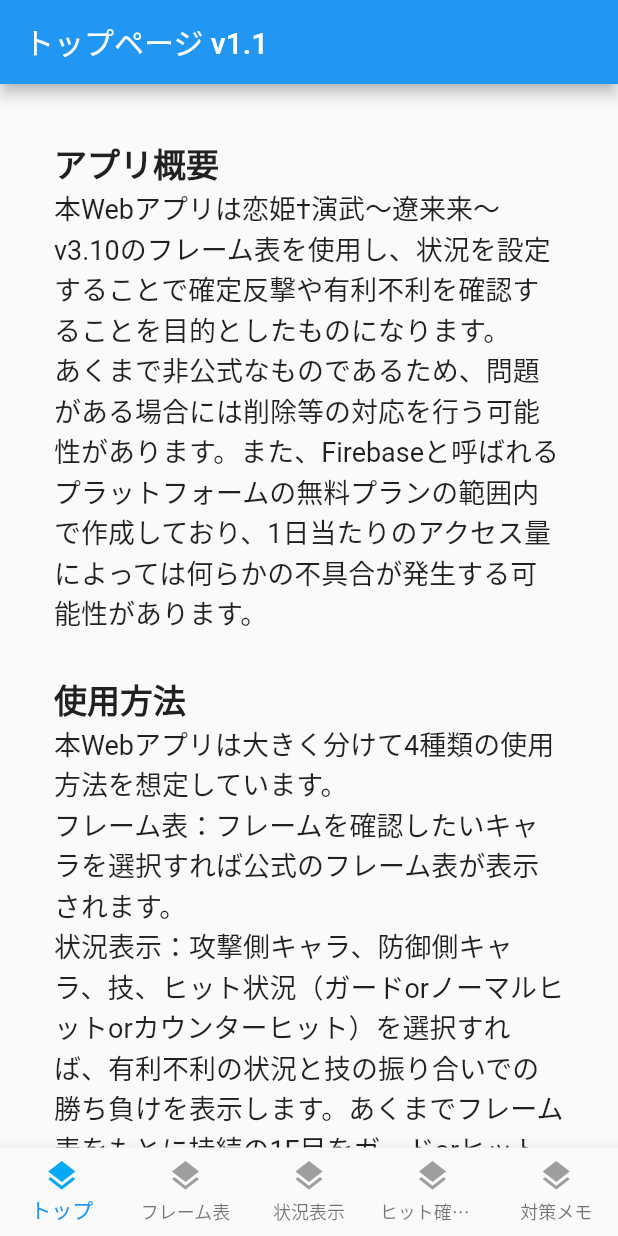
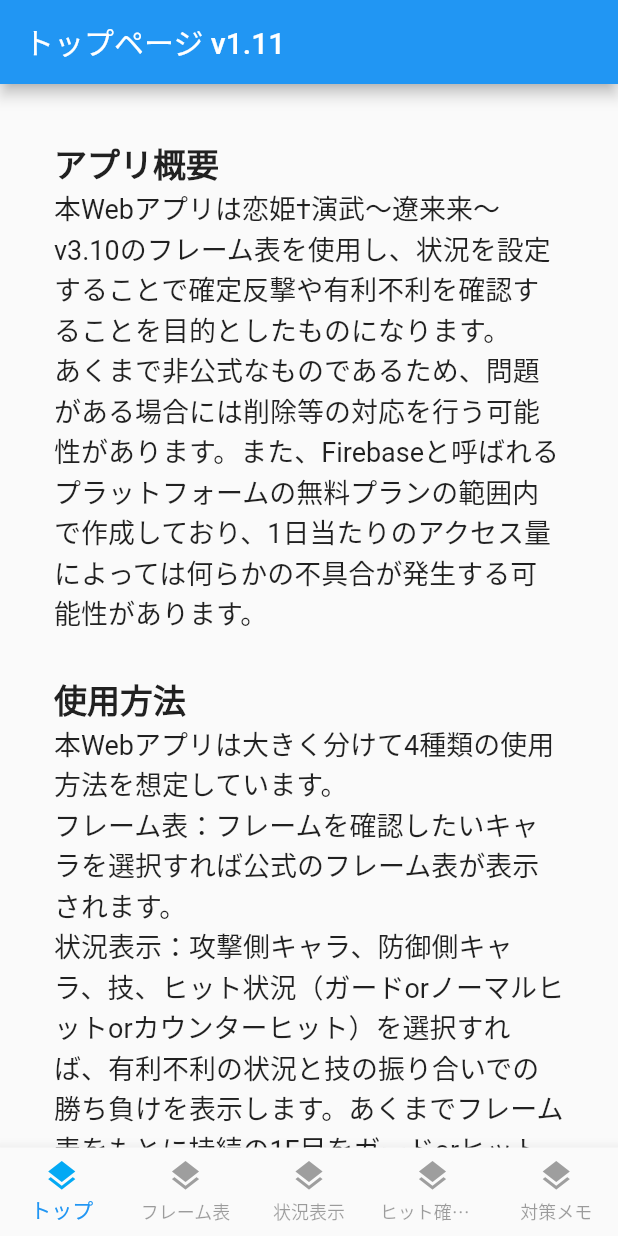
Before and after one commit to koikeya0876/KoihimeEnbuRyoRaiRaiFrameCheck, a Flutter app: the screen it shows after launch, on a phone screen of 412 x 824 dp. Run offline on Flutter 3.47's test engine with Material 2 defaults, Android fonts, the phone set to English and light mode, and no system bars; our stand-ins replace cloud_firestore; accounts and stored records are empty.

```diff
--- a/lib/pages/top_page.dart
+++ b/lib/pages/top_page.dart
@@ -7,7 +7,7 @@ class TopPage extends StatelessWidget {
     final Size size = MediaQuery.of(context).size;
     return Scaffold(
       appBar: AppBar(
-        title: Text('トップページ v1.1'),
+        title: Text('トップページ v1.11'),
       ),
       body: ListView(
         shrinkWrap: true,
--- a/lib/pages/unimplemented_page.dart
+++ b/lib/pages/unimplemented_page.dart
@@ -1,5 +1,6 @@
 import 'package:flutter/material.dart';
 
+//未実装のページの遷移を指定した場合に表示する画面
 class UnimplementedPage extends StatelessWidget {
   @override
   Widget build(BuildContext context) {
--- a/lib/utils/tab_helper.dart
+++ b/lib/utils/tab_helper.dart
@@ -1,5 +1,6 @@
 import 'package:flutter/material.dart';
 
+//画面下部に表示するタブ一覧
 enum TabItem {
   top,
   framedata,
@@ -8,6 +9,7 @@ enum TabItem {
   memo,
 }
 
+//画面下部に表示するタブの名称
 Map<TabItem, String> tabName = {
   TabItem.top: 'トップ',
   TabItem.framedata: 'フレーム表',
@@ -16,6 +18,7 @@ Map<TabItem, String> tabName = {
   TabItem.memo: '対策メモ',
 };
 
+//画面下部に表示するタブの色指定
 Map<TabItem, MaterialColor> activeTabColor = {
   TabItem.top: Colors.lightBlue,
   TabItem.framedata: Colors.lightBlue,
--- a/lib/widget/bottom_navigator.dart
+++ b/lib/widget/bottom_navigator.dart
@@ -1,6 +1,7 @@
 import 'package:koihime_enbu_ryorairai_frame_check/utils/tab_helper.dart';
 import 'package:flutter/material.dart';
 
+//画面下部のタブ一覧と色指定
 class BottomNavigation extends StatelessWidget {
   BottomNavigation({required this.currentTab, required this.onSelectTab});
   final TabItem currentTab;
@@ -10,6 +11,8 @@ class BottomNavigation extends StatelessWidget {
   Widget build(BuildContext context) {
     return BottomNavigationBar(
       type: BottomNavigationBarType.fixed,
+      unselectedItemColor: Theme.of(context).disabledColor,
+      selectedItemColor: Theme.of(context).accentColor,
       items: [
         _buildItem(tabItem: TabItem.top),
         _buildItem(tabItem: TabItem.framedata),
@@ -17,6 +20,7 @@ class BottomNavigation extends StatelessWidget {
         _buildItem(tabItem: TabItem.hitconfirm),
         _buildItem(tabItem: TabItem.memo),
       ],
+      currentIndex: currentTab.index,
       onTap: (index) => onSelectTab(
         TabItem.values[index],
       ),
@@ -31,12 +35,7 @@ class BottomNavigation extends StatelessWidget {
         icon,
         color: _colorTabMatching(item: tabItem),
       ),
-      title: Text(
-        text,
-        style: TextStyle(
-          color: _colorTabMatching(item: tabItem),
-        ),
-      ),
+      label: text,
     );
   }
 
--- a/lib/widget/tab_navigator.dart
+++ b/lib/widget/tab_navigator.dart
@@ -12,6 +12,7 @@ class TabNavigatorRoutes {
   static const String detail = '/detail';
 }
 
+//画面下部のタブの遷移先を指定
 class TabNavigator extends StatelessWidget {
   const TabNavigator({
     required Key key,
```
Also changed, not shown: lib/pages/frame_data_page.dart (+14 -1 lines), lib/pages/hit_confirm_page.dart (+21 -4 lines), lib/pages/situation_page.dart (+14 -6 lines).
